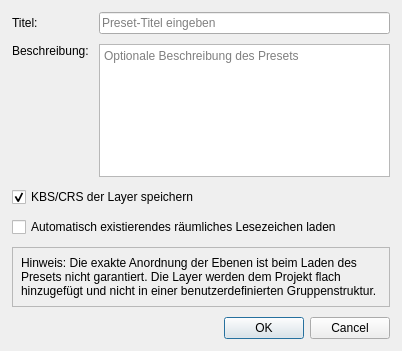
geoObserver/geobasis_loader, file resources/design_files/preset_dialog.ui: the form before one commit.
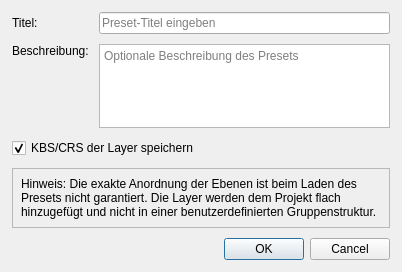
The form after the commit.

Commit message: Revert "Automatic spatial bookmark on load"

Patch:
```diff
--- a/resources/design_files/preset_dialog.ui
+++ b/resources/design_files/preset_dialog.ui
@@ -7,7 +7,7 @@
     <x>0</x>
     <y>0</y>
     <width>402</width>
-    <height>351</height>
+    <height>272</height>
    </rect>
   </property>
   <property name="windowTitle">
@@ -83,13 +83,6 @@
      </property>
     </widget>
    </item>
-   <item>
-    <widget class="QCheckBox" name="automatic_spatial_bookmark_checkbox">
-     <property name="text">
-      <string>Automatisch existierendes räumliches Lesezeichen laden</string>
-     </property>
-    </widget>
-   </item>
    <item>
     <widget class="QFrame" name="hint_frame">
      <property name="frameShape">
```
Left out of the diff: 18 changed lines with no effect on the pictures. The commit also changes 3 other files.
